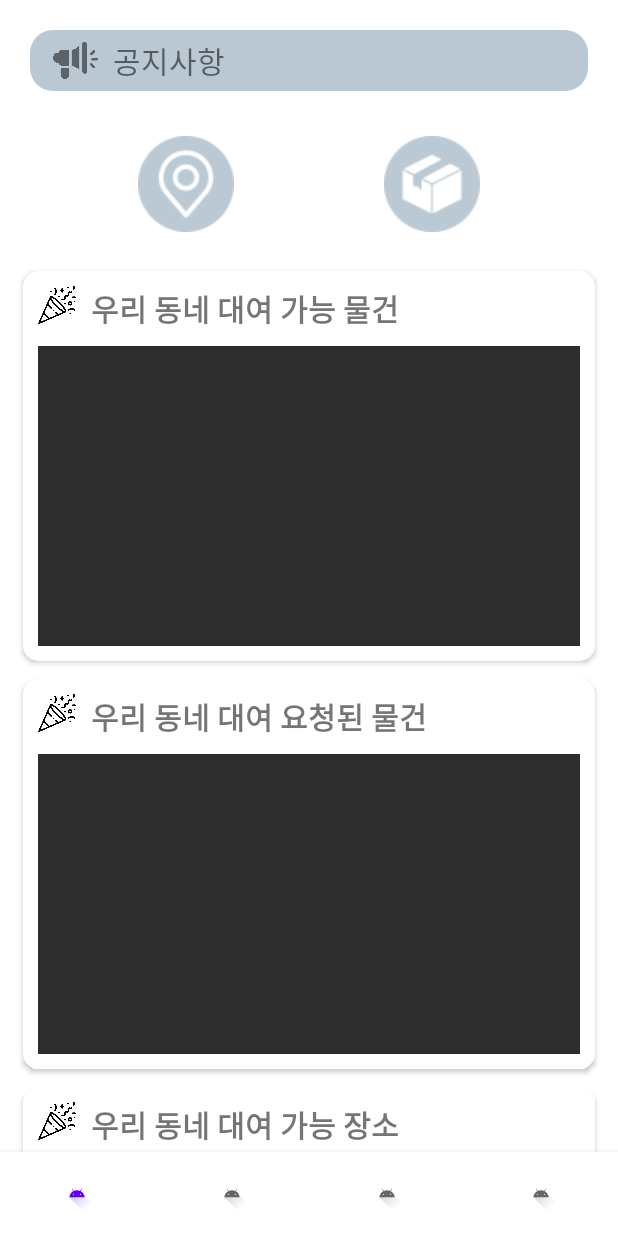
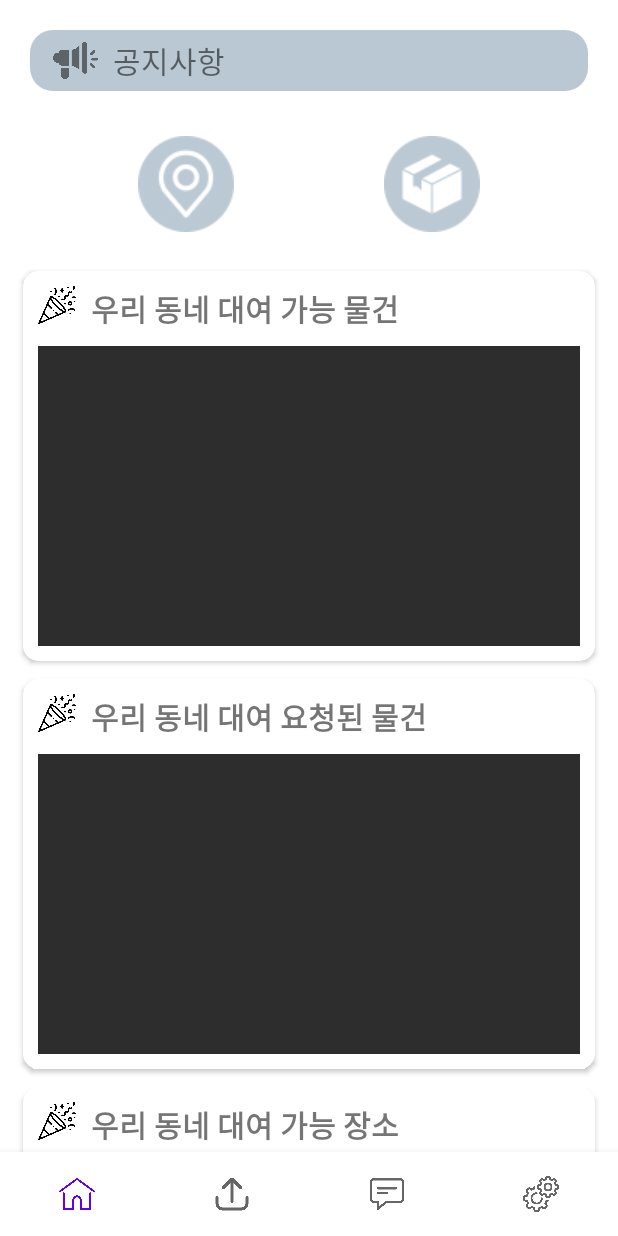
Before and after one commit to Kwonminwoo/rental-service-android, an Android app: the screen it shows after launch (MainActivity), on a phone screen of 412 x 824 dp. Run offline under Robolectric (Android 15) with nearby library versions, the phone set to English and light mode, and no system bars; 2 statements that could not run were skipped.

Commit message:
Add the Bottom Nav icons

```diff
--- a/app/src/main/res/menu/bottom_menu.xml
+++ b/app/src/main/res/menu/bottom_menu.xml
@@ -3,22 +3,22 @@
     <item
         android:id="@+id/item_home"
         android:enabled="true"
-        android:icon="@drawable/ic_launcher_foreground"
+        android:icon="@drawable/drawable_icon_home"
         android:title="홈" />
     <item
         android:id="@+id/item_upload"
         android:enabled="true"
-        android:icon="@drawable/ic_launcher_foreground"
+        android:icon="@drawable/drawable_icon_upload"
         android:title="업로드" />
     <item
         android:id="@+id/item_chatting"
         android:enabled="true"
-        android:icon="@drawable/ic_launcher_foreground"
+        android:icon="@drawable/drawable_icon_chat"
         android:title="채팅" />
     <item
         android:id="@+id/item_setting"
         android:enabled="true"
-        android:icon="@drawable/ic_launcher_foreground"
+        android:icon="@drawable/drawable_icon_settings"
         android:title="설정" />
 
 
```
Also changed, not shown: app/src/main/res/drawable-v24/drawable_icon_chat.png (added), app/src/main/res/drawable-v24/drawable_icon_home.png (added), app/src/main/res/drawable-v24/drawable_icon_settings.png (added), app/src/main/res/drawable-v24/drawable_icon_upload.png (added).
